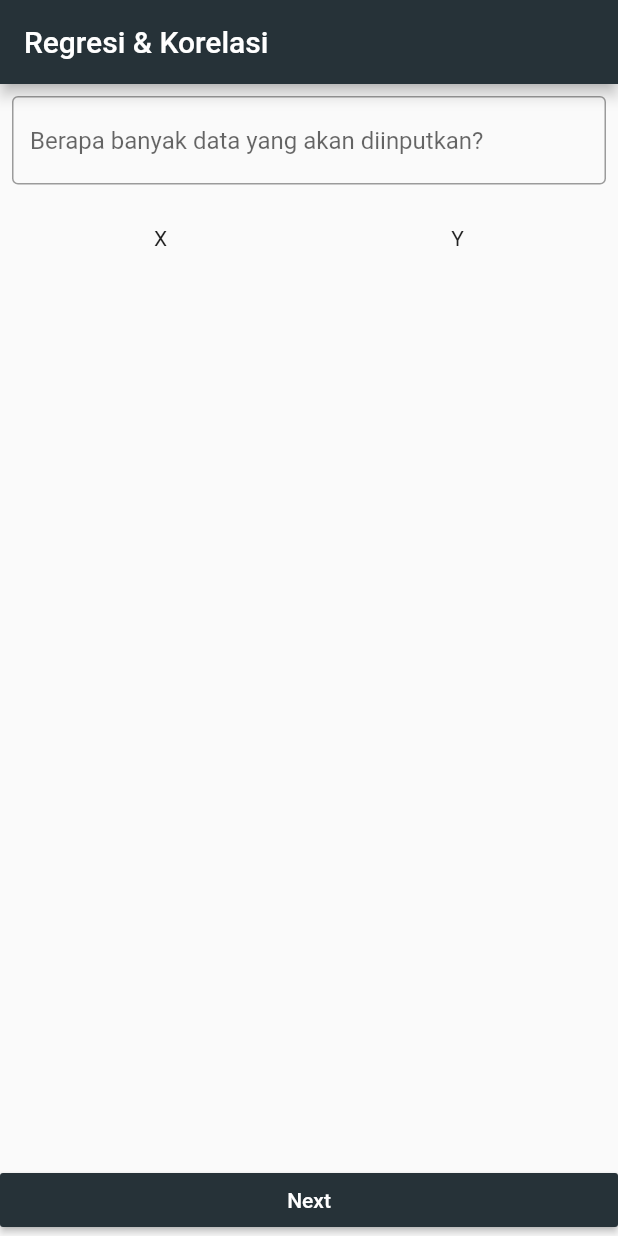
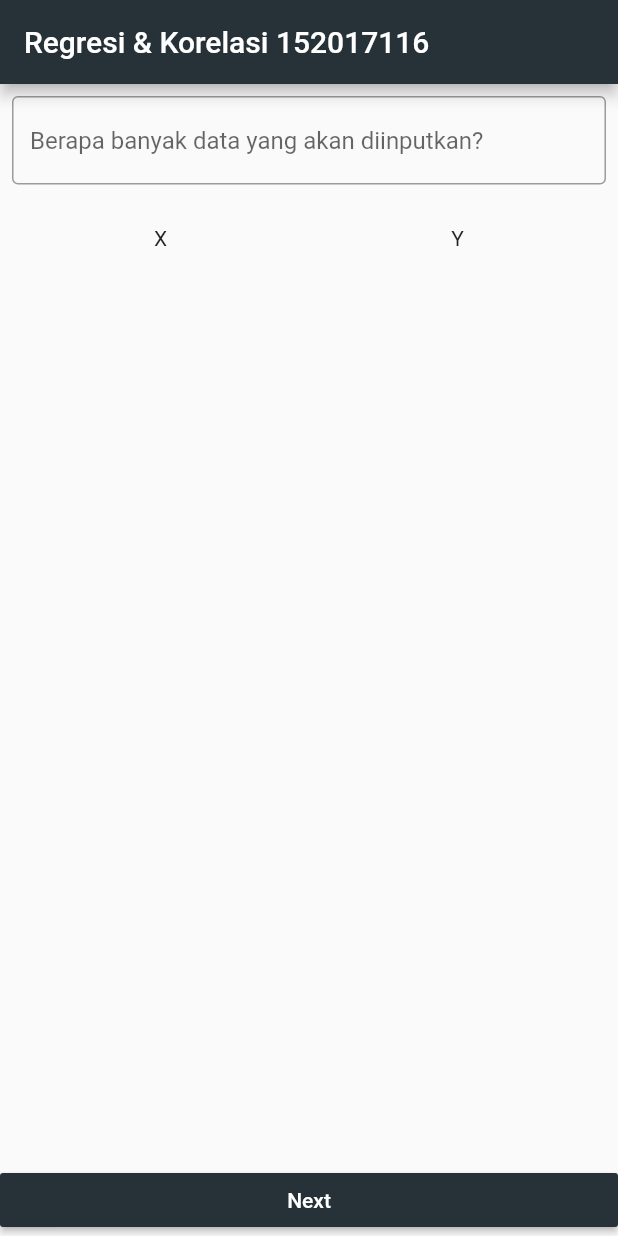
Before and after one commit to mfd7/regresi_korelasi, a Flutter app: the screen it shows after launch, on a phone screen of 412 x 824 dp. Run offline on Flutter 3.47's test engine with Material 2 defaults, Android fonts, the phone set to English and light mode, and no system bars.

Commit message:
Update 1

```diff
--- a/lib/main.dart
+++ b/lib/main.dart
@@ -3,7 +3,7 @@ import 'ui/home.dart';
 
 void main(){
   runApp(new MaterialApp(
-    title: 'Regresi & Korelasi',
+    title: 'Regresi & Korelasi 152017116',
     home: new Home(),
   ));
 }
--- a/lib/ui/hasil.dart
+++ b/lib/ui/hasil.dart
@@ -27,7 +27,7 @@ class HasilScreenState extends State<Hasil> {
     return new Scaffold(
       appBar: new AppBar(
         backgroundColor: Colors.blueGrey[900],
-        title: new Text('Hasil'),
+        title: new Text('Hasil 152017116'),
       ),
       body: GridView.count(
         crossAxisCount: 2,
--- a/lib/ui/home.dart
+++ b/lib/ui/home.dart
@@ -20,7 +20,7 @@ class HomeScreenState extends State<Home> {
     return new Scaffold(
         appBar: new AppBar(
           backgroundColor: Colors.blueGrey[900],
-          title: new Text('Regresi & Korelasi'),
+          title: new Text('Regresi & Korelasi 152017116'),
         ),
         body: ListView(
           children: [
```
